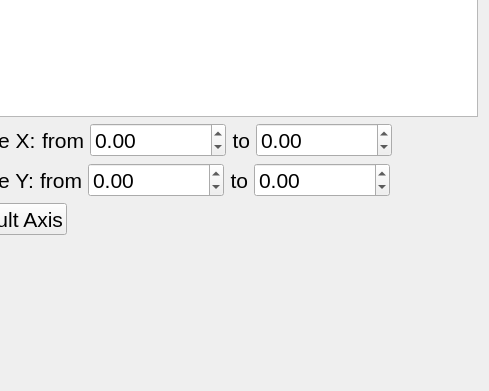
Above: SmartCalc2/view/graphwindow.ui from SergSinitsyn/Smart-Calculator before the change; both pictures show x 669 to 1158 and y 233 to 624 of the 1158 by 624 pixel window. Below: the same form after it.
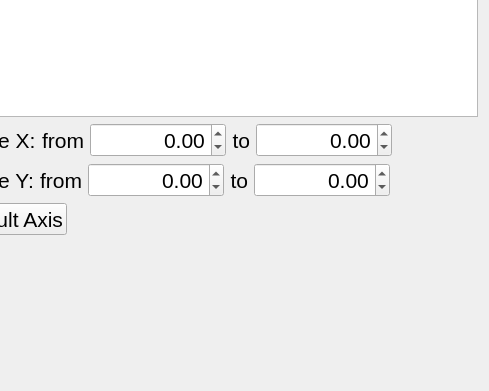
That is the form after the change. Custom widgets are drawn as their Qt base class.

```diff
--- a/SmartCalc2/view/graphwindow.ui
+++ b/SmartCalc2/view/graphwindow.ui
@@ -230,6 +230,9 @@
          </item>
          <item>
           <widget class="QDoubleSpinBox" name="doubleSpinBox_xMin">
+           <property name="alignment">
+            <set>Qt::AlignRight|Qt::AlignTrailing|Qt::AlignVCenter</set>
+           </property>
            <property name="accelerated">
             <bool>true</bool>
            </property>
@@ -265,6 +268,9 @@
            <property name="layoutDirection">
             <enum>Qt::LeftToRight</enum>
            </property>
+           <property name="alignment">
+            <set>Qt::AlignRight|Qt::AlignTrailing|Qt::AlignVCenter</set>
+           </property>
            <property name="accelerated">
             <bool>true</bool>
            </property>
@@ -318,6 +324,9 @@
          </item>
          <item>
           <widget class="QDoubleSpinBox" name="doubleSpinBox_yMin">
+           <property name="alignment">
+            <set>Qt::AlignRight|Qt::AlignTrailing|Qt::AlignVCenter</set>
+           </property>
            <property name="accelerated">
             <bool>true</bool>
            </property>
@@ -347,6 +356,9 @@
          </item>
          <item>
           <widget class="QDoubleSpinBox" name="doubleSpinBox_yMax">
+           <property name="alignment">
+            <set>Qt::AlignRight|Qt::AlignTrailing|Qt::AlignVCenter</set>
+           </property>
            <property name="accelerated">
             <bool>true</bool>
            </property>
```
